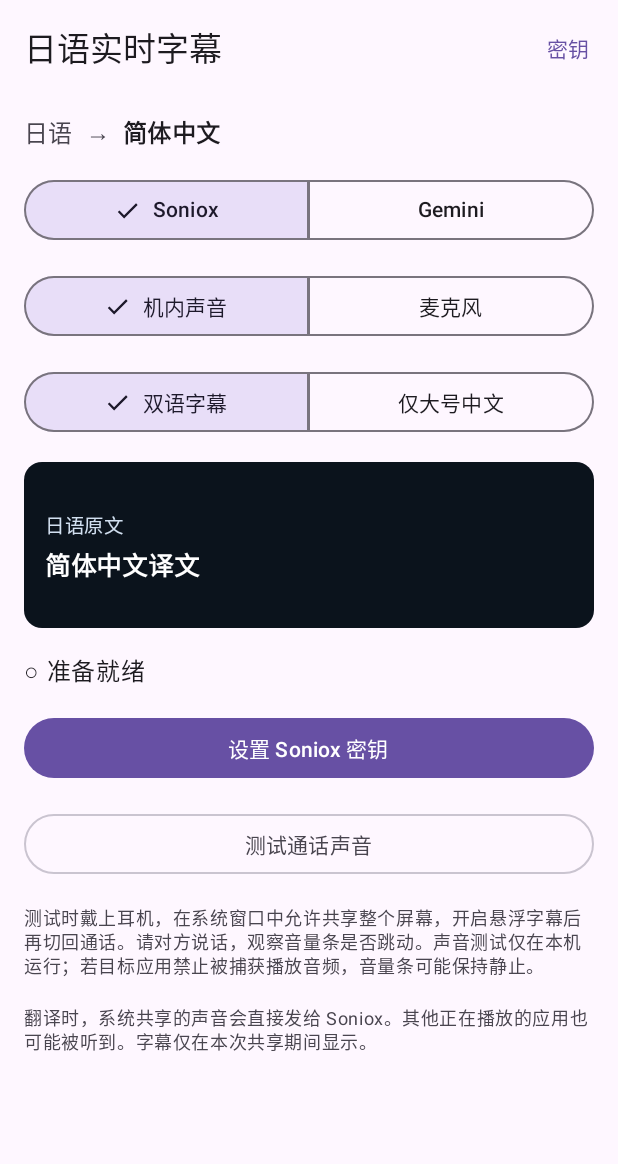
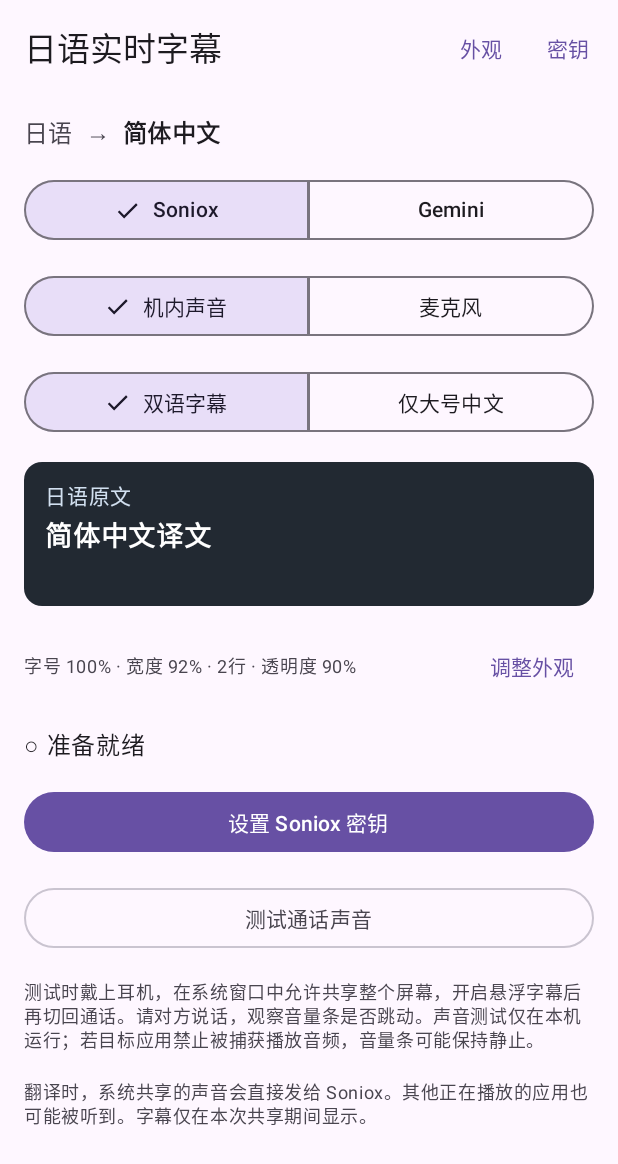
Before and after one commit to sometenn/ja-zh-live-captions, an Android app built with Jetpack Compose: the screen it shows after launch (MainActivity), on a phone screen of 412 x 824 dp. Shown: the top 1164 px of the screen. Run offline under Robolectric (Android 15) with nearby library versions, the phone set to English and light mode, and no system bars; pictures from the network do not load.

Commit message:
Add customizable caption font size, overlay size, lines, and opacity (#9)

```diff
--- a/android/app/src/main/kotlin/com/sometenn/callcaptions/CallCaptionsApplication.kt
+++ b/android/app/src/main/kotlin/com/sometenn/callcaptions/CallCaptionsApplication.kt
@@ -19,7 +19,7 @@ class AppContainer(context: Context) {
         appContext.getSharedPreferences("callcaptions_prefs", Context.MODE_PRIVATE),
     )
     private val vault = AndroidKeystoreVault(appContext)
-    val overlay = AndroidOverlayController(appContext)
+    val overlay = AndroidOverlayController(appContext, prefs)
     val consentCoordinator = MediaProjectionConsentCoordinator()
 
     val session = Session(
--- /dev/null
+++ b/android/app/src/main/kotlin/com/sometenn/callcaptions/core/OverlayAppearance.kt
@@ -0,0 +1,95 @@
+package com.sometenn.callcaptions.core
+
+import kotlin.math.roundToInt
+
+/**
+ * User-customizable caption appearance settings shared by the in-app preview
+ * and the draggable system floating overlay window.
+ */
+data class OverlayAppearance(
+    val fontScale: Float = DEFAULT_FONT_SCALE,
+    val widthPercent: Int = DEFAULT_WIDTH_PERCENT,
+    val maxLines: Int = DEFAULT_MAX_LINES,
+    val backgroundAlphaPercent: Int = DEFAULT_BG_ALPHA_PERCENT,
+) {
+    fun sanitized(): OverlayAppearance = copy(
+        fontScale = (fontScale.coerceIn(MIN_FONT_SCALE, MAX_FONT_SCALE) * 20f).roundToInt() / 20f,
+        widthPercent = widthPercent.coerceIn(MIN_WIDTH_PERCENT, MAX_WIDTH_PERCENT),
+        maxLines = maxLines.coerceIn(MIN_LINES, MAX_LINES),
+        backgroundAlphaPercent = backgroundAlphaPercent.coerceIn(MIN_BG_ALPHA_PERCENT, MAX_BG_ALPHA_PERCENT),
+    )
+
+    val fontScalePercent: Int get() = (fontScale * 100f).roundToInt()
+
+    val topTextSizeSp: Float get() = 14f * fontScale
+    val bottomTextSizeSp: Float get() = 18f * fontScale
+    val chineseOnlyTextSizeSp: Float get() = 22f * fontScale
+    val chineseOnlyMaxLines: Int get() = (maxLines + 1).coerceAtMost(5)
+
+    val backgroundAlphaByte: Int
+        get() = (backgroundAlphaPercent * 255 / 100f).roundToInt().coerceIn(0, 255)
+
+    val backgroundAlphaFloat: Float
+        get() = (backgroundAlphaPercent / 100f).coerceIn(0f, 1f)
+
+    /**
+     * Estimates a comfortable character budget for [CaptionTextLayout.fitRecentPhrase]
+     * based on current overlay width, font scale, and line count.
+     */
+    fun charBudget(isChineseOnly: Boolean, isTopJapanese: Boolean = false): Int {
+        val widthFactor = widthPercent / 92f
+        val basePerLine = when {
+            isChineseOnly -> 14f
+            isTopJapanese -> 21f
+            else -> 18f
+        }
+        val lines = if (isChineseOnly) chineseOnlyMaxLines else maxLines
+        return ((basePerLine * widthFactor / fontScale) * lines).roundToInt().coerceIn(10, 140)
+    }
+
+    fun save(prefs: PreferencesStore) {
+        val clean = sanitized()
+        prefs.putString(KEY_FONT_SCALE, clean.fontScale.toString())
+        prefs.putString(KEY_WIDTH_PERCENT, clean.widthPercent.toString())
+        prefs.putString(KEY_MAX_LINES, clean.maxLines.toString())
+        prefs.putString(KEY_BG_ALPHA_PERCENT, clean.backgroundAlphaPercent.toString())
+    }
+
+    companion object {
+        const val MIN_FONT_SCALE = 0.75f
+        const val MAX_FONT_SCALE = 1.60f
+        const val DEFAULT_FONT_SCALE = 1.00f
+
+        const val MIN_WIDTH_PERCENT = 60
+        const val MAX_WIDTH_PERCENT = 100
+        const val DEFAULT_WIDTH_PERCENT = 92
+
+        const val MIN_LINES = 1
+        const val MAX_LINES = 4
+        const val DEFAULT_MAX_LINES = 2
+
+        const val MIN_BG_ALPHA_PERCENT = 35
+        const val MAX_BG_ALPHA_PERCENT = 100
+        const val DEFAULT_BG_ALPHA_PERCENT = 90
+
+        private const val KEY_FONT_SCALE = "overlayFontScale"
+        private const val KEY_WIDTH_PERCENT = "overlayWidthPercent"
+        private const val KEY_MAX_LINES = "overlayMaxLines"
+        private const val KEY_BG_ALPHA_PERCENT = "overlayBgAlphaPercent"
+
+        val DEFAULT = OverlayAppearance()
+
+        fun load(prefs: PreferencesStore): OverlayAppearance {
+            val fontScale = prefs.getString(KEY_FONT_SCALE)?.toFloatOrNull() ?: DEFAULT_FONT_SCALE
+            val widthPercent = prefs.getString(KEY_WIDTH_PERCENT)?.toIntOrNull() ?: DEFAULT_WIDTH_PERCENT
+            val maxLines = prefs.getString(KEY_MAX_LINES)?.toIntOrNull() ?: DEFAULT_MAX_LINES
+            val bgAlpha = prefs.getString(KEY_BG_ALPHA_PERCENT)?.toIntOrNull() ?: DEFAULT_BG_ALPHA_PERCENT
+            return OverlayAppearance(
+                fontScale = fontScale,
+                widthPercent = widthPercent,
+                maxLines = maxLines,
+                backgroundAlphaPercent = bgAlpha,
+            ).sanitized()
+        }
+    }
+}
--- a/android/app/src/main/kotlin/com/sometenn/callcaptions/ui/home/HomeScreen.kt
+++ b/android/app/src/main/kotlin/com/sometenn/callcaptions/ui/home/HomeScreen.kt
@@ -14,7 +14,7 @@ import androidx.compose.foundation.layout.Arrangement
 import androidx.compose.foundation.layout.Box
 import androidx.compose.foundation.layout.Column
 import androidx.compose.foundation.layout.Row
-import androidx.compose.foundation.layout.aspectRatio
+import androidx.compose.foundation.layout.defaultMinSize
 import androidx.compose.foundation.layout.fillMaxSize
 import androidx.compose.foundation.layout.fillMaxWidth
 import androidx.compose.foundation.layout.padding
@@ -56,6 +56,7 @@ import androidx.lifecycle.compose.collectAsStateWithLifecycle
 import com.sometenn.callcaptions.core.AudioSource
 import com.sometenn.callcaptions.core.CaptionDisplayMode
 import com.sometenn.callcaptions.core.CaptionTextLayout
+import com.sometenn.callcaptions.core.OverlayAppearance
 import com.sometenn.callcaptions.core.OverlayBanner
 import com.sometenn.callcaptions.core.OverlayFrame
 import com.sometenn.callcaptions.core.Provider
@@ -73,6 +74,7 @@ fun HomeRoute(
     val context = LocalContext.current
 
     var showKeySheet by remember { mutableStateOf(false) }
+    var showAppearanceSheet by remember { mutableStateOf(false) }
     var pendingCaptureMode by remember { mutableStateOf<Session.Mode?>(null) }
 
     val audioPermissionLauncher = rememberLauncherForActivityResult(
@@ -162,6 +164,7 @@ fun HomeRoute(
         sessionState = sessionState,
         overlayState = overlayState,
         onOpenKeys = { showKeySheet = true },
+        onOpenAppearance = { showAppearanceSheet = true },
         onSelectProvider = viewModel::selectProvider,
         onSelectSource = viewModel::selectSource,
         onSelectDisplayMode = viewModel::selectDisplayMode,
@@ -191,6 +194,18 @@ fun HomeRoute(
             onDismiss = { showKeySheet = false },
         )
     }
+
+    if (showAppearanceSheet) {
+        AppearanceSheet(
+            appearance = overlayState.appearance,
+            previewFrame = sessionState.frame,
+            displayMode = sessionState.displayMode,
+            overlayActive = overlayState.active,
+            onUpdate = viewModel::updateAppearance,
+            onReset = viewModel::resetAppearance,
+            onDismiss = { showAppearanceSheet = false },
+        )
+    }
 }
 
 @OptIn(ExperimentalMaterial3Api::class)
@@ -199,6 +214,7 @@ fun HomeScreen(
     sessionState: SessionState,
     overlayState: OverlayUiState,
     onOpenKeys: () -> Unit,
+    onOpenAppearance: () -> Unit,
     onSelectProvider: (Provider) -> Unit,
     onSelectSource: (AudioSource) -> Unit,
     onSelectDisplayMode: (CaptionDisplayMode) -> Unit,
@@ -215,6 +231,9 @@ fun HomeScreen(
             TopAppBar(
                 title = { Text("日语实时字幕") },
                 actions = {
+                    TextButton(onClick = onOpenAppearance) {
+                        Text("外观")
+                    }
                     TextButton(
                         onClick = onOpenKeys,
                         enabled = sessionState.stage == Session.Stage.IDLE,
@@ -308,7 +327,24 @@ fun HomeScreen(
             OverlayPreviewCard(
                 frame = sessionState.frame,
                 displayMode = sessionState.displayMode,
+                appearance = overlayState.appearance,
             )
+
+            Row(
+                modifier = Modifier.fillMaxWidth(),
+                horizontalArrangement = Arrangement.SpaceBetween,
+                verticalAlignment = Alignment.CenterVertically,
+            ) {
+                val ap = overlayState.appearance
+                Text(
+                    text = "字号 ${ap.fontScalePercent}% · 宽度 ${ap.widthPercent}% · ${ap.maxLines}行 · 透明度 ${ap.backgroundAlphaPercent}%",
+                    style = MaterialTheme.typography.bodySmall,
+                    color = MaterialTheme.colorScheme.onSurfaceVariant,
+                )
+                TextButton(onClick = onOpenAppearance) {
+                    Text("调整外观")
+                }
+            }
 
             // Floating overlay controls when listening
             if (isListening) {
@@ -401,20 +437,21 @@ fun HomeScreen(
 fun OverlayPreviewCard(
     frame: OverlayFrame,
     displayMode: CaptionDisplayMode,
+    appearance: OverlayAppearance = OverlayAppearance.DEFAULT,
     modifier: Modifier = Modifier,
 ) {
-    val bgColor = Color(0xFF0B131C)
+    val bgColor = Color(0xFF0B131C).copy(alpha = appearance.backgroundAlphaFloat)
     Box(
         modifier = modifier
             .fillMaxWidth()
-            .aspectRatio(768f / 224f)
+            .defaultMinSize(minHeight = 96.dp)
             .clip(RoundedCornerShape(12.dp))
             .background(bgColor)
-            .padding(horizontal = 14.dp, vertical = 10.dp)
+            .padding(horizontal = 14.dp, vertical = 12.dp)
             .semantics { contentDescription = displayMode.accessibilityLabel },
     ) {
         Column(
-            modifier = Modifier.fillMaxSize(),
+            modifier = Modifier.fillMaxWidth(),
             verticalArrangement = Arrangement.Center,
         ) {
             frame.banner?.let { banner ->
@@ -434,33 +471,39 @@ fun OverlayPreviewCard(
 
             when (val style = frame.style) {
                 is OverlayFrame.Style.Bilingual -> {
+                    val topBudget = appearance.charBudget(isChineseOnly = false, isTopJapanese = true)
+                    val bottomBudget = appearance.charBudget(isChineseOnly = false, isTopJapanese = false)
                     if (style.top.isNotEmpty()) {
                         Text(
-                            text = CaptionTextLayout.fitRecentPhrase(style.top) { it.length <= 42 },
+                            text = CaptionTextLayout.fitRecentPhrase(style.top) { it.length <= topBudget },
                             color = Color(0xFFD2E0F0),
-                            fontSize = 13.sp,
-                            maxLines = 2,
+                            fontSize = appearance.topTextSizeSp.sp,
+                            lineHeight = (appearance.topTextSizeSp * 1.3f).sp,
+                            maxLines = appearance.maxLines,
                             overflow = TextOverflow.Ellipsis,
                         )
                     }
                     Text(
-                        text = CaptionTextLayout.fitRecentPhrase(style.bottom) { it.length <= 36 },
+                        text = CaptionTextLayout.fitRecentPhrase(style.bottom) { it.length <= bottomBudget },
                         color = Color.White,
-                        fontSize = 17.sp,
+                        fontSize = appearance.bottomTextSizeSp.sp,
+                        lineHeight = (appearance.bottomTextSizeSp * 1.3f).sp,
                         fontWeight = FontWeight.Bold,
-                        maxLines = 2,
+                        maxLines = appearance.maxLines,
                         overflow = TextOverflow.Ellipsis,
                         modifier = Modifier.padding(top = 2.dp),
                     )
                 }
 
                 is OverlayFrame.Style.ChineseOnly -> {
+                    val budget = appearance.charBudget(isChineseOnly = true)
                     Text(
-                        text = CaptionTextLayout.fitRecentPhrase(style.text) { it.length <= 42 },
+                        text = CaptionTextLayout.fitRecentPhrase(style.text) { it.length <= budget },
                         color = if (style.isPlaceholder) Color(0xAAD2E0F0) else Color.White,
-                        fontSize = 21.sp,
+                        fontSize = appearance.chineseOnlyTextSizeSp.sp,
+                        lineHeight = (appearance.chineseOnlyTextSizeSp * 1.3f).sp,
                         fontWeight = FontWeight.Bold,
-                        maxLines = 3,
+                        maxLines = appearance.chineseOnlyMaxLines,
                         overflow = TextOverflow.Ellipsis,
                     )
                 }
--- a/android/app/src/main/kotlin/com/sometenn/callcaptions/ui/home/HomeViewModel.kt
+++ b/android/app/src/main/kotlin/com/sometenn/callcaptions/ui/home/HomeViewModel.kt
@@ -7,6 +7,7 @@ import androidx.lifecycle.ViewModelProvider
 import com.sometenn.callcaptions.capture.MediaProjectionConsentCoordinator
 import com.sometenn.callcaptions.core.AudioSource
 import com.sometenn.callcaptions.core.CaptionDisplayMode
+import com.sometenn.callcaptions.core.OverlayAppearance
 import com.sometenn.callcaptions.core.OverlaySink
 import com.sometenn.callcaptions.core.Provider
 import com.sometenn.callcaptions.core.Session
@@ -22,6 +23,8 @@ class HomeViewModel(
     private val overlaySink: OverlaySink,
     val overlayState: StateFlow<OverlayUiState>,
     private val consentCoordinator: MediaProjectionConsentCoordinator = MediaProjectionConsentCoordinator(),
+    private val updateAppearanceAction: (OverlayAppearance) -> Unit = {},
+    private val resetAppearanceAction: () -> Unit = {},
     private val clearOverlayNoticeAction: () -> Unit = {},
 ) : ViewModel() {
 
@@ -76,6 +79,14 @@ class HomeViewModel(
         clearOverlayNoticeAction()
     }
 
+    fun updateAppearance(next: OverlayAppearance) {
+        updateAppearanceAction(next)
+    }
+
+    fun resetAppearance() {
+        resetAppearanceAction()
+    }
+
     fun refreshPreviewIfIdle() {
         session.refreshPreviewIfIdle()
     }
@@ -93,6 +104,8 @@ class HomeViewModel(
                     overlaySink = overlay,
                     overlayState = overlay.uiState,
                     consentCoordinator = consentCoordinator,
+                    updateAppearanceAction = { overlay.updateAppearance(it) },
+                    resetAppearanceAction = { overlay.resetAppearance() },
                     clearOverlayNoticeAction = { overlay.clearNotice() },
                 ) as T
             }
@@ -108,6 +121,12 @@ class HomeViewModel(
             overlaySink = overlaySink,
             overlayState = overlayState.asStateFlow(),
             consentCoordinator = consentCoordinator,
+            updateAppearanceAction = { next ->
+                overlayState.value = overlayState.value.copy(appearance = next.sanitized())
+            },
+            resetAppearanceAction = {
+                overlayState.value = overlayState.value.copy(appearance = OverlayAppearance.DEFAULT)
+            },
         )
     }
 }
```
Also changed, not shown: android/app/src/main/kotlin/com/sometenn/callcaptions/overlay/AndroidOverlayController.kt (+96 -28 lines), android/app/src/main/kotlin/com/sometenn/callcaptions/ui/home/AppearanceSheet.kt (added, +208 -0 lines), 1 other file.
